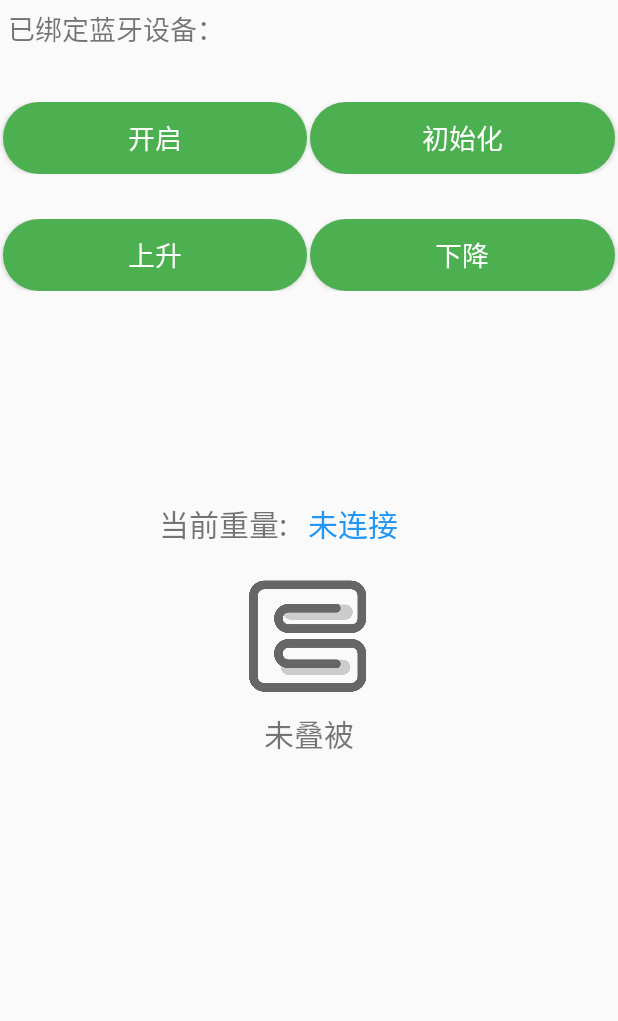
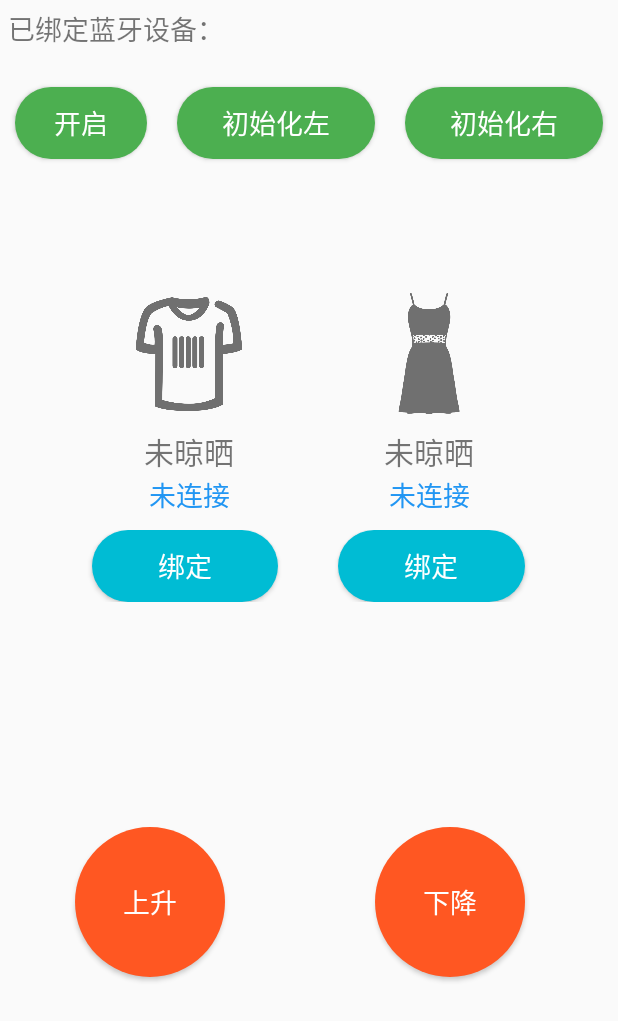
Before and after one commit to Asimok/car, an Android app: the BluetoothClientActivity screen opened directly, with no data from a screen before it, on a phone screen of 412 x 824 dp. Shown: the top 1021 px of the screen. Run offline under Robolectric (Android 15) with nearby library versions, the phone set to English and light mode, and no system bars; network calls fail; 3 statements that could not run were skipped.

Commit message:
数据测试通过

```diff
--- /dev/null
+++ b/app/src/main/res/drawable/btn_band.xml
@@ -0,0 +1,13 @@
+<?xml version="1.0" encoding="utf-8"?>
+<shape
+    xmlns:android="http://schemas.android.com/apk/res/android"
+    android:shape="rectangle">
+    <!-- 填充的颜色 -->
+    <solid android:color="#00BCD4" />
+    <!-- 设置按钮的四个角为弧形 -->
+    <!-- android:radius 弧形的半径 -->
+    <corners android:radius="25dip" />
+
+    <padding android:left="1dp" android:top="1dp" android:right="1dp" android:bottom="1dp" />
+
+</shape>
--- /dev/null
+++ b/app/src/main/res/drawable/btn_updown.xml
@@ -0,0 +1,13 @@
+<?xml version="1.0" encoding="utf-8"?>
+<shape
+    xmlns:android="http://schemas.android.com/apk/res/android"
+    android:shape="rectangle">
+    <!-- 填充的颜色 -->
+    <solid android:color="#FF5722" />
+    <!-- 设置按钮的四个角为弧形 -->
+    <!-- android:radius 弧形的半径 -->
+    <corners android:radius="60dip" />
+
+    <padding android:left="1dp" android:top="1dp" android:right="1dp" android:bottom="1dp" />
+
+</shape>
--- a/app/src/main/res/layout/activity_main.xml
+++ b/app/src/main/res/layout/activity_main.xml
@@ -16,13 +16,14 @@
         android:text="已绑定蓝牙设备："
         android:textSize="18sp" />
     <LinearLayout
-        android:layout_marginTop="30dp"
+        android:layout_marginTop="10dp"
         android:layout_width="match_parent"
         android:layout_height="wrap_content"
         android:orientation="horizontal"
-        android:weightSum="4">
+        android:weightSum="8">
 
         <Button
+            android:layout_margin="10dp"
             android:id="@+id/startgetweight"
             android:layout_width="0dp"
             android:layout_height="wrap_content"
@@ -35,52 +36,33 @@
             android:textSize="18sp" />
 
         <Button
+            android:layout_margin="10dp"
             android:layout_marginLeft="2dp"
             android:layout_marginRight="2dp"
             android:textSize="18sp"
             android:textColor="#ffffff"
             android:background="@drawable/btn_open"
             android:layout_width="0dp"
-            android:layout_weight="2"
+            android:layout_weight="3"
             android:layout_height="wrap_content"
-            android:text="初始化"
-            android:id="@+id/initweight"
+            android:text="初始化左"
+            android:id="@+id/initweightleft"
            />
-
-</LinearLayout>
-    <LinearLayout
-        android:layout_marginTop="30dp"
-        android:layout_width="match_parent"
-        android:layout_height="wrap_content"
-        android:orientation="horizontal"
-        android:weightSum="4">
-
-        <com.example.laundryrack.tools.LongClickButton
-            android:id="@+id/uplaundary"
-            android:layout_width="0dp"
-            android:layout_height="wrap_content"
-            android:layout_marginLeft="2dp"
-            android:layout_weight="2"
-            android:background="@drawable/btn_open"
-
-            android:text="上升"
-            android:textColor="#ffffff"
-            android:textSize="18sp" />
-
-        <com.example.laundryrack.tools.LongClickButton
+        <Button
+            android:layout_margin="10dp"
             android:layout_marginLeft="2dp"
             android:layout_marginRight="2dp"
             android:textSize="18sp"
             android:textColor="#ffffff"
             android:background="@drawable/btn_open"
             android:layout_width="0dp"
-            android:layout_weight="2"
+            android:layout_weight="3"
             android:layout_height="wrap_content"
-            android:text="下降"
-            android:id="@+id/downlaundary"
+            android:text="初始化右"
+            android:id="@+id/initweightright"
             />
+</LinearLayout>
 
-    </LinearLayout>
    <LinearLayout
 
        android:gravity="center"
@@ -89,52 +71,153 @@
        android:layout_margin="20dp">
 
 </LinearLayout>
+
+
     <LinearLayout
-        android:paddingTop="100dp"
-        android:gravity="center"
+        android:layout_marginTop="20dp"
         android:layout_width="match_parent"
         android:layout_height="wrap_content"
+        android:gravity="center"
         android:orientation="horizontal">
-        <TextView
 
-            android:textSize="20sp"
-            android:text="当前重量:   "
+        <LinearLayout
             android:layout_width="wrap_content"
             android:layout_height="wrap_content"
-            />
+            android:layout_marginLeft="50dp"
+            android:layout_marginRight="30dp"
+            android:gravity="center"
+            android:orientation="vertical"
+            android:paddingTop="10dp">
+
+            <ImageView
+                android:id="@+id/imgleftcloth"
+                android:layout_width="76dp"
+                android:layout_height="76dp"
+                android:layout_margin="12dp"
+                android:src="@drawable/none" />
 
             <TextView
-            android:id="@+id/tvrecive"
+                android:id="@+id/leftclothstate"
+                android:layout_width="wrap_content"
+                android:layout_height="wrap_content"
+                android:text="未晾晒"
+                android:textSize="20sp" />
+
+            <TextView
+                android:id="@+id/tvleftclothweight"
                 android:layout_width="100dp"
                 android:layout_height="wrap_content"
+                android:gravity="center"
                 android:lines="1"
                 android:text="未连接"
                 android:textColor="#2196F3"
-            android:textSize="20sp" />
+                android:textSize="18sp" />
+
         </LinearLayout>
+
         <LinearLayout
-        android:paddingTop="10dp"
+            android:layout_width="wrap_content"
+            android:layout_height="wrap_content"
+            android:layout_marginLeft="30dp"
+            android:layout_marginRight="50dp"
             android:gravity="center"
-        android:layout_width="match_parent"
-        android:layout_height="wrap_content"
-        android:orientation="vertical">
+            android:orientation="vertical"
+            android:paddingTop="10dp">
 
             <ImageView
-            android:id="@+id/imgflodstate"
-            android:src="@drawable/unflod"
+                android:id="@+id/imgrightcloth"
                 android:layout_width="100dp"
-            android:layout_height="100dp"/>
+                android:layout_height="100dp"
+                android:src="@drawable/none2" />
+
             <TextView
-            android:id="@+id/flodstate"
-            android:textSize="20sp"
-            android:text="未叠被"
+                android:id="@+id/rightclothstate"
                 android:layout_width="wrap_content"
                 android:layout_height="wrap_content"
-            />
+                android:text="未晾晒"
+                android:textSize="20sp" />
 
-
-
+            <TextView
+                android:id="@+id/tvrightclothweight"
+                android:layout_width="100dp"
+                android:layout_height="wrap_content"
+                android:gravity="center"
+                android:lines="1"
+                android:text="未连接"
+                android:textColor="#2196F3"
+                android:textSize="18sp" />
 
 
         </LinearLayout>
     </LinearLayout>
+
+
+    <LinearLayout
+        android:paddingTop="10dp"
+        android:gravity="center"
+        android:weightSum="4"
+        android:layout_width="match_parent"
+        android:layout_height="wrap_content"
+        android:orientation="horizontal">
+
+        <Button
+            android:layout_marginLeft="20dp"
+            android:layout_marginRight="20dp"
+            android:id="@+id/bandleft"
+            android:layout_width="0dp"
+            android:layout_height="wrap_content"
+            android:layout_weight="1.5"
+            android:background="@drawable/btn_band"
+            android:text="绑定"
+            android:textColor="#ffffff"
+            android:textSize="18sp" />
+
+        <Button
+            android:layout_marginRight="20dp"
+            android:layout_marginLeft="20dp"
+            android:textSize="18sp"
+            android:textColor="#ffffff"
+            android:background="@drawable/btn_band"
+            android:layout_width="0dp"
+            android:layout_weight="1.5"
+            android:layout_height="wrap_content"
+            android:text="绑定"
+            android:id="@+id/bandright"
+            />
+    </LinearLayout>
+    <RelativeLayout
+android:layout_marginTop="100dp"
+        android:layout_width="match_parent"
+        android:layout_height="wrap_content"
+        android:orientation="horizontal"
+        android:layout_gravity="center"
+        >
+
+        <com.example.laundryrack.tools.LongClickButton
+            android:padding="10dp"
+            android:layout_margin="50dp"
+            android:id="@+id/uplaundary"
+            android:layout_width="100dp"
+            android:layout_height="100dp"
+            android:background="@drawable/btn_updown"
+            android:text="上升"
+            android:textColor="#ffffff"
+            android:textSize="18sp"
+           />
+
+        <com.example.laundryrack.tools.LongClickButton
+            android:padding="10dp"
+            android:layout_marginTop="50dp"
+            android:layout_marginLeft="50dp"
+            android:layout_width="100dp"
+            android:layout_height="100dp"
+            android:textSize="18sp"
+            android:textColor="#ffffff"
+            android:background="@drawable/btn_updown"
+            android:layout_toRightOf="@id/uplaundary"
+            android:text="下降"
+            android:id="@+id/downlaundary"
+            />
+
+    </RelativeLayout>
+</LinearLayout>
```
Also changed, not shown: app/src/main/java/com/example/laundryrack/MainActivity.java (+147 -103 lines), app/src/main/java/com/example/laundryrack/tools/Codes.java (+6 -4 lines), app/src/main/java/com/example/laundryrack/tools/signdate.java (deleted, +0 -34 lines), app/src/main/java/com/example/laundryrack/tools/test.java (+5 -3 lines), app/src/main/res/drawable/dry.png (added), app/src/main/res/drawable/dry2.png (added), app/src/main/res/drawable/main.png (added), app/src/main/res/drawable/none.png (added), app/src/main/res/drawable/none2.png (added), app/src/main/res/drawable/wet.png (added), app/src/main/res/drawable/wet2.png (added). Lines whose indentation alone changed are shown as unchanged.
